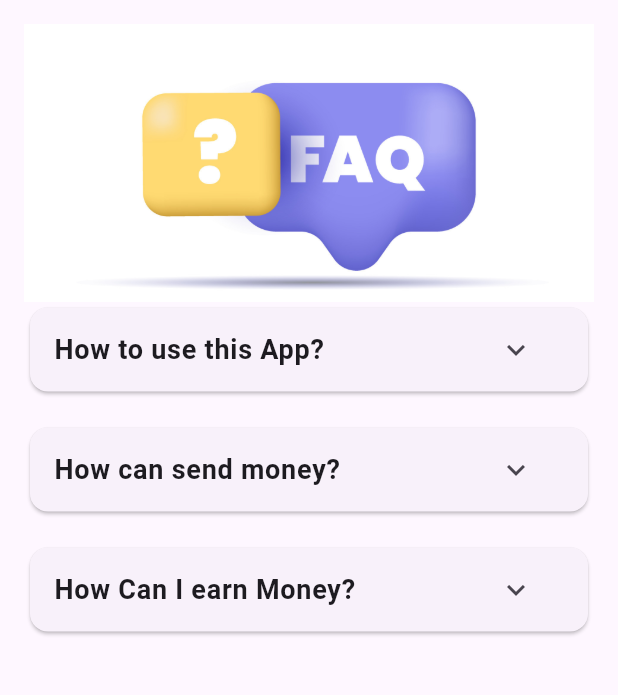
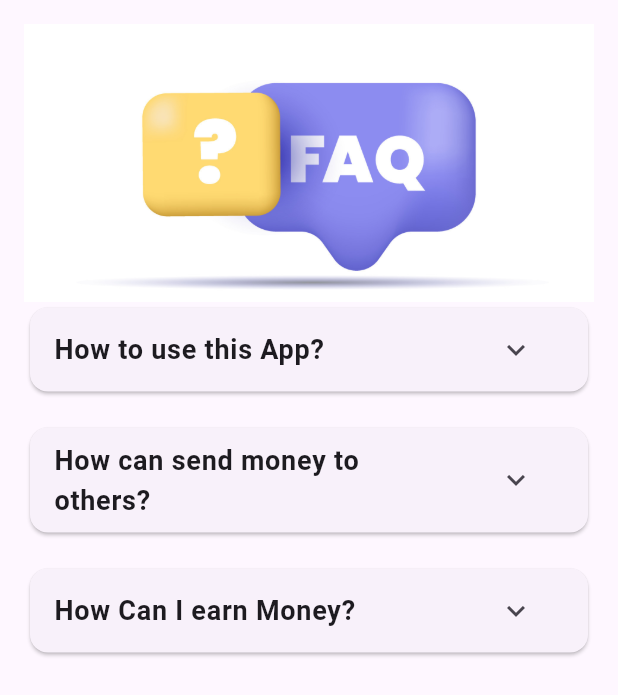
Before and after one commit to lightdarkmaster/c_cash, a Flutter app: the FAQ screen opened directly, on a phone screen of 412 x 824 dp. Shown: the top 695 px of the screen. Run offline on Flutter 3.47's test engine with Material 3 defaults, Android fonts, the light colour scheme and no system bars.

Commit message:
Add Some Modifications

```diff
--- a/lib/pages/FAQ.dart
+++ b/lib/pages/FAQ.dart
@@ -29,7 +29,7 @@ class _FAQState extends State<FAQ> {
               ),
               const SizedBox(height: 16),
               const QuestionWithAnswer(
-                question: 'How can send money?',
+                question: 'How can send money to others?',
                 answer:
                     'Go to send Money and send transactions',
               ),
```
